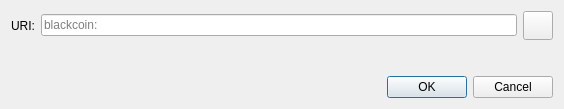
Old version of the form src/qt/forms/openuridialog.ui in the repository MrMiner-org/TheMinerzCoin.
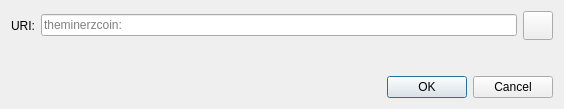
New version of the form. Icons and pictures are not drawn. Custom widgets are drawn as their Qt base class.

Commit message: rename blackmore to theminerzcoin

The edit to the form file:
```diff
--- a/src/qt/forms/openuridialog.ui
+++ b/src/qt/forms/openuridialog.ui
@@ -26,7 +26,7 @@
      <item>
       <widget class="QValidatedLineEdit" name="uriEdit">
        <property name="placeholderText">
-        <string>blackcoin:</string>
+        <string>theminerzcoin:</string>
        </property>
       </widget>
      </item>
```
The commit also changes 124 other files.
